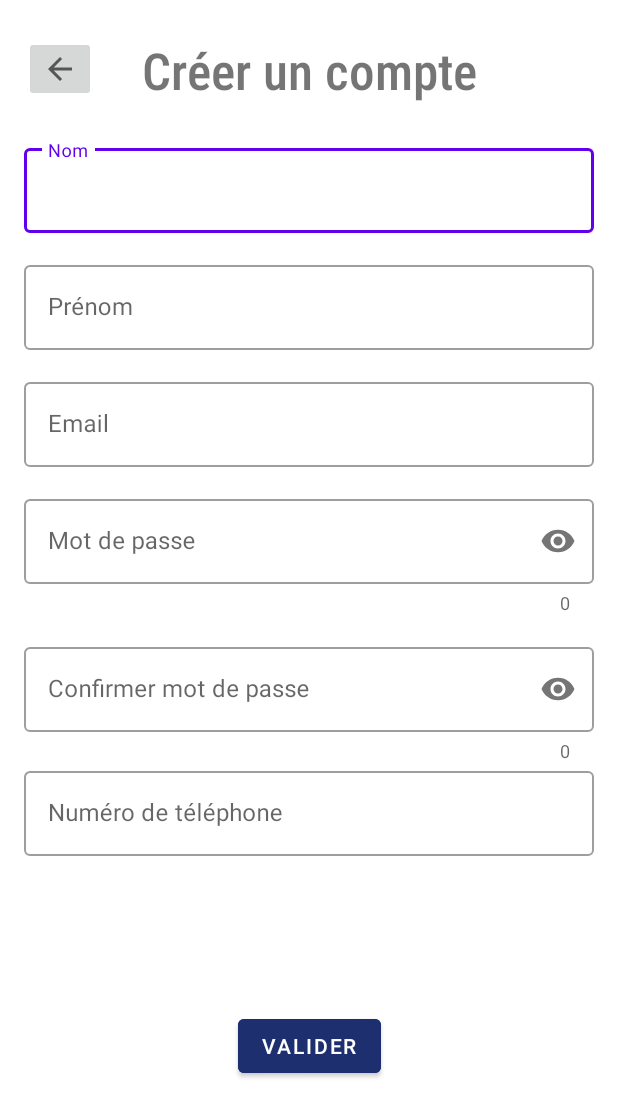
After one commit to Al3xell/LeaderBoard_Android, an Android app: the RegisterActivity screen opened directly, with no data from a screen before it, on a phone screen of 412 x 824 dp. The commit adds this screen. Shown: the top 1117 px of the screen. Run offline under Robolectric (Android 15) with nearby library versions, the phone set to English and light mode, and no system bars; our stand-ins replace Firebase (no records; nobody signed in at launch, a user with empty details on screens opened directly).

Commit message:
Register with email

```diff
--- a/app/build.gradle
+++ b/app/build.gradle
@@ -46,6 +46,8 @@ dependencies {
     implementation 'com.google.firebase:firebase-auth:21.0.3'
     implementation 'com.firebaseui:firebase-ui-auth:7.2.0'
 
+    implementation 'com.google.firebase:firebase-database'
+
     implementation 'com.google.firebase:firebase-firestore'
     // Also declare the dependency for the Google Play services library and specify its version
     implementation 'com.google.android.gms:play-services-auth:20.1.0'
--- a/app/src/main/java/com/example/projet/MainActivity.java
+++ b/app/src/main/java/com/example/projet/MainActivity.java
@@ -25,6 +25,8 @@ public class MainActivity extends AppCompatActivity {
     protected void onCreate(Bundle savedInstanceState) {
         super.onCreate(savedInstanceState);
         setContentView(R.layout.activity_main);
+        setSupportActionBar(findViewById(R.id.toolbar));
+
 
         firebaseAuth = FirebaseAuth.getInstance();
         checkUser();
--- /dev/null
+++ b/app/src/main/java/com/example/projet/RegisterActivity.java
@@ -0,0 +1,254 @@
+package com.example.projet;
+
+import android.content.Intent;
+import android.os.Bundle;
+import android.text.Editable;
+import android.text.TextWatcher;
+import android.util.Log;
+import android.widget.Button;
+import android.widget.EditText;
+import android.widget.ImageButton;
+import android.widget.Toast;
+
+import androidx.appcompat.app.AppCompatActivity;
+
+import com.google.android.material.textfield.TextInputLayout;
+import com.google.firebase.auth.FirebaseAuth;
+import com.google.firebase.auth.FirebaseUser;
+
+public class RegisterActivity extends AppCompatActivity {
+
+    private FirebaseAuth mAuth;
+    private static final String TAG = "EmailPassword";
+
+    EditText firstNameInput;
+    EditText lastNameInput;
+    EditText emailInput;
+    EditText passwordInput;
+    EditText confirmInput;
+    EditText phoneInput;
+
+    TextInputLayout labelFirstName;
+    TextInputLayout labelLastName;
+    TextInputLayout labelEmail;
+    TextInputLayout labelPassword;
+    TextInputLayout labelConfirmPassword;
+    TextInputLayout labelPhone;
+
+    @Override
+    protected void onCreate(Bundle savedInstanceState) {
+        super.onCreate(savedInstanceState);
+        setContentView(R.layout.activity_register);
+
+        ImageButton btnReturn = findViewById(R.id.returnButtonRegister);
+        Button btnSend = findViewById(R.id.sendInfoButton);
+
+        firstNameInput = findViewById(R.id.txtFirstName);
+        lastNameInput = findViewById(R.id.txtLastName);
+        emailInput = findViewById(R.id.txtEmailRegister);
+        passwordInput = findViewById(R.id.txtPasswordRegister);
+        confirmInput = findViewById(R.id.txtConfirmPassword);
+        phoneInput = findViewById(R.id.txtPhone);
+
+        labelFirstName = findViewById(R.id.inputFirstName);
+        labelLastName = findViewById(R.id.inputLastName);
+        labelEmail = findViewById(R.id.inputEmailRegister);
+        labelPassword = findViewById(R.id.inputPassword);
+        labelConfirmPassword = findViewById(R.id.inputConfirmPasword);
+        labelPhone = findViewById(R.id.inputPhone);
+        mAuth = FirebaseAuth.getInstance();
+
+        emailInput.setText(getIntent().getStringExtra("Email"));
+        passwordInput.setText(getIntent().getStringExtra("Password"));
+
+        btnReturn.setOnClickListener(back -> {
+            startActivity(new Intent(RegisterActivity.this,LoginActivity.class));
+            finish();
+        });
+
+        btnSend.setOnClickListener(send -> {
+            if(!labelEmail.isErrorEnabled() && !emailInput.getText().toString().equals("")
+            && !labelConfirmPassword.isErrorEnabled() && !confirmInput.getText().toString().equals("")
+            && !labelFirstName.isErrorEnabled() && !firstNameInput.getText().toString().equals("")
+            && !labelLastName.isErrorEnabled() && !lastNameInput.getText().toString().equals("")
+            && !labelPassword.isErrorEnabled() && !passwordInput.getText().toString().equals("")
+            && !labelPhone.isErrorEnabled() && !phoneInput.getText().toString().equals(""))
+            {
+                createAccount(emailInput.getText().toString(), passwordInput.getText().toString());
+            }
+        });
+        setupFloatingLabelError();
+    }
+    boolean isEmailValid(CharSequence email) {
+        return android.util.Patterns.EMAIL_ADDRESS.matcher(email).matches();
+    }
+    private void setupFloatingLabelError() {
+
+        labelFirstName.getEditText().addTextChangedListener(new TextWatcher() {
+            // ...
+            @Override
+            public void onTextChanged(CharSequence text, int start, int count, int after) {
+                if (text.length() == 0 ) {
+                    labelFirstName.setError("Prénom requis");
+                    labelFirstName.setErrorEnabled(true);
+                } else {
+                    labelFirstName.setErrorEnabled(false);
+                }
+            }
+            @Override
+            public void beforeTextChanged(CharSequence s, int start, int count, int after) {
+            }
+
+            @Override
+            public void afterTextChanged(Editable s) {
+
+            }
+        });
+        labelLastName.getEditText().addTextChangedListener(new TextWatcher() {
+            // ...
+            @Override
+            public void onTextChanged(CharSequence text, int start, int count, int after) {
+                if (text.length() == 0 ) {
+                    labelLastName.setError("Nom requis");
+                    labelLastName.setErrorEnabled(true);
+                } else {
+                    labelLastName.setErrorEnabled(false);
+                }
+            }
+            @Override
+            public void beforeTextChanged(CharSequence s, int start, int count, int after) {
+            }
+
+            @Override
+            public void afterTextChanged(Editable s) {
+
+            }
+        });
+        labelEmail.getEditText().addTextChangedListener(new TextWatcher() {
+            // ...
+            @Override
+            public void onTextChanged(CharSequence text, int start, int count, int after) {
+                if (text.length() == 0 ) {
+                    labelFirstName.setError("Mot de passe requis");
+                    labelFirstName.setErrorEnabled(true);
+                }
+                else if (!isEmailValid(emailInput.getText().toString())) {
+                    labelEmail.setError("Email Invalid");
+                    labelEmail.setErrorEnabled(true);
+                } else {
+                    labelEmail.setErrorEnabled(false);
+                }
+            }
+            @Override
+            public void beforeTextChanged(CharSequence s, int start, int count, int after) {
+            }
+
+            @Override
+            public void afterTextChanged(Editable s) {
+
+            }
+        });
+        labelPassword.getEditText().addTextChangedListener(new TextWatcher() {
+            // ...
+            @Override
+            public void onTextChanged(CharSequence text, int start, int count, int after) {
+                if (text.length() == 0 ) {
+                    labelPassword.setError("Mot de passe requis");
+                    labelPassword.setErrorEnabled(true);
+                }
+                else if (text.length() < 6) {
+                    labelPassword.setError("Le mot de passe doit être de 6 caractères minimums");
+                    labelPassword.setErrorEnabled(true);
+                }
+
+                else {
+                    labelPassword.setErrorEnabled(false);
+                }
+            }
+            @Override
+            public void beforeTextChanged(CharSequence s, int start, int count, int after) {
+            }
+
+            @Override
+            public void afterTextChanged(Editable s) {
+
+            }
+        });
+        labelConfirmPassword.getEditText().addTextChangedListener(new TextWatcher() {
+            // ...
+            @Override
+            public void onTextChanged(CharSequence text, int start, int count, int after) {
+                if (text.length() == 0 ) {
+                    labelConfirmPassword.setError("Confirmation requise");
+                    labelConfirmPassword.setErrorEnabled(true);
+                }
+                else if (!passwordInput.getText().toString().equals(confirmInput.getText().toString())){
+                    labelConfirmPassword.setError("Les mots de passes ne correspondent pas");
+                    labelConfirmPassword.setErrorEnabled(true);
+                }
+
+                else {
+                    labelConfirmPassword.setErrorEnabled(false);
+                }
+            }
+            @Override
+            public void beforeTextChanged(CharSequence s, int start, int count, int after) {
+            }
+
+            @Override
+            public void afterTextChanged(Editable s) {
+
+            }
+        });
+        labelPhone.getEditText().addTextChangedListener(new TextWatcher() {
+            // ...
+            @Override
+            public void onTextChanged(CharSequence text, int start, int count, int after) {
+                if (text.length() == 0 ) {
+                    labelPhone.setError("Numéro de téléphone requis requis");
+                    labelPhone.setErrorEnabled(true);
+                } else {
+                    labelPhone.setErrorEnabled(false);
+                }
+            }
+            @Override
+            public void beforeTextChanged(CharSequence s, int start, int count, int after) {
+            }
+
+            @Override
+            public void afterTextChanged(Editable s) {
+
+            }
+        });
+    }
+    private void createAccount(String email, String password) {
+        // [START create_user_with_email]
+        mAuth.createUserWithEmailAndPassword(email, password)
+                .addOnCompleteListener(this, task -> {
+                    if (task.isSuccessful()) {
+                        // Sign in success, update UI with the signed-in user's information
+                        Log.d(TAG, "createUserWithEmail:success");
+                        FirebaseUser user = mAuth.getCurrentUser();
+                        sendEmailVerification();
+                        startActivity(new Intent(RegisterActivity.this, MainActivity.class));
+                        finish();
+                    } else {
+                        // If sign in fails, display a message to the user.
+                        Log.w(TAG, "createUserWithEmail:failure", task.getException());
+                        Toast.makeText(RegisterActivity.this, "Register failed.",
+                                Toast.LENGTH_SHORT).show();
+                    }
+                });
+        // [END create_user_with_email]
+    }
+    private void sendEmailVerification() {
+        // Send verification email
+        // [START send_email_verification]
+        final FirebaseUser user = mAuth.getCurrentUser();
+        user.sendEmailVerification()
+                .addOnCompleteListener(this, task -> {
+                    // Email sent
+                });
+        // [END send_email_verification]
+    }
+}
--- /dev/null
+++ b/app/src/main/res/layout/activity_register.xml
@@ -0,0 +1,176 @@
+<?xml version="1.0" encoding="utf-8"?>
+<androidx.constraintlayout.widget.ConstraintLayout xmlns:android="http://schemas.android.com/apk/res/android"
+    xmlns:app="http://schemas.android.com/apk/res-auto"
+    xmlns:tools="http://schemas.android.com/tools"
+    android:layout_width="match_parent"
+    android:layout_height="match_parent"
+    tools:context=".RegisterActivity">
+
+    <TextView
+        android:id="@+id/textView"
+        android:layout_width="wrap_content"
+        android:layout_height="wrap_content"
+        android:layout_marginTop="24dp"
+        android:fontFamily="sans-serif-condensed-medium"
+        android:text="Créer un compte"
+        android:textAlignment="center"
+        android:textSize="34sp"
+        app:layout_constraintEnd_toEndOf="parent"
+        app:layout_constraintStart_toStartOf="parent"
+        app:layout_constraintTop_toTopOf="parent" />
+
+    <ImageButton
+        android:id="@+id/returnButtonRegister"
+        android:layout_width="wrap_content"
+        android:layout_height="wrap_content"
+        android:layout_marginStart="16dp"
+        android:layout_marginTop="24dp"
+        app:layout_constraintStart_toStartOf="parent"
+        app:layout_constraintTop_toTopOf="parent"
+        app:srcCompat="?attr/homeAsUpIndicator" />
+
+    <com.google.android.material.textfield.TextInputLayout
+        android:id="@+id/inputLastName"
+        style="@style/Widget.MaterialComponents.TextInputLayout.OutlinedBox"
+        android:layout_width="0dp"
+        android:layout_height="wrap_content"
+        android:layout_marginStart="16dp"
+        android:layout_marginTop="24dp"
+        android:layout_marginEnd="16dp"
+        android:hint="Nom"
+        app:layout_constraintEnd_toEndOf="parent"
+        app:layout_constraintStart_toStartOf="parent"
+        app:layout_constraintTop_toBottomOf="@+id/textView">
+
+        <com.google.android.material.textfield.TextInputEditText
+            android:id="@+id/txtLastName"
+            android:layout_width="match_parent"
+            android:layout_height="wrap_content"
+            android:inputType="textPersonName" />
+    </com.google.android.material.textfield.TextInputLayout>
+
+    <com.google.android.material.textfield.TextInputLayout
+        android:id="@+id/inputFirstName"
+        style="@style/Widget.MaterialComponents.TextInputLayout.OutlinedBox"
+        android:layout_width="0dp"
+        android:layout_height="wrap_content"
+        android:layout_marginStart="16dp"
+        android:layout_marginTop="16dp"
+        android:layout_marginEnd="16dp"
+        android:hint="Prénom"
+        app:hintAnimationEnabled="true"
+        app:hintEnabled="true"
+        app:layout_constraintEnd_toEndOf="parent"
+        app:layout_constraintStart_toStartOf="parent"
+        app:layout_constraintTop_toBottomOf="@+id/inputLastName">
+
+        <com.google.android.material.textfield.TextInputEditText
+            android:id="@+id/txtFirstName"
+            android:layout_width="match_parent"
+            android:layout_height="wrap_content"
+            android:inputType="textPersonName" />
+    </com.google.android.material.textfield.TextInputLayout>
+
+    <com.google.android.material.textfield.TextInputLayout
+        android:id="@+id/inputEmailRegister"
+        style="@style/Widget.MaterialComponents.TextInputLayout.OutlinedBox"
+        android:layout_width="0dp"
+        android:layout_height="wrap_content"
+        android:layout_marginStart="16dp"
+        android:layout_marginTop="16dp"
+        android:layout_marginEnd="16dp"
+        android:hint="Email"
+        app:hintAnimationEnabled="true"
+        app:hintEnabled="true"
+        app:layout_constraintEnd_toEndOf="parent"
+        app:layout_constraintStart_toStartOf="parent"
+        app:layout_constraintTop_toBottomOf="@+id/inputFirstName">
+
+        <com.google.android.material.textfield.TextInputEditText
+            android:id="@+id/txtEmailRegister"
+            android:layout_width="match_parent"
+            android:layout_height="wrap_content"
+            android:inputType="textEmailAddress" />
+    </com.google.android.material.textfield.TextInputLayout>
+
+    <com.google.android.material.textfield.TextInputLayout
+        android:id="@+id/inputPassword"
+        style="@style/Widget.MaterialComponents.TextInputLayout.OutlinedBox"
+        android:layout_width="0dp"
+        android:layout_height="wrap_content"
+        android:layout_marginStart="16dp"
+        android:layout_marginTop="16dp"
+        android:layout_marginEnd="16dp"
+        android:hint="Mot de passe"
+        app:counterEnabled="true"
+        app:hintAnimationEnabled="true"
+        app:hintEnabled="true"
+        app:layout_constraintEnd_toEndOf="parent"
+        app:layout_constraintStart_toStartOf="parent"
+        app:layout_constraintTop_toBottomOf="@+id/inputEmailRegister"
+        app:passwordToggleEnabled="true">
+
+        <com.google.android.material.textfield.TextInputEditText
+            android:id="@+id/txtPasswordRegister"
+            android:layout_width="match_parent"
+            android:layout_height="wrap_content"
+            android:inputType="textPassword" />
+    </com.google.android.material.textfield.TextInputLayout>
+
+    <com.google.android.material.textfield.TextInputLayout
+        android:id="@+id/inputConfirmPasword"
+        style="@style/Widget.MaterialComponents.TextInputLayout.OutlinedBox"
+        android:layout_width="0dp"
+        android:layout_height="wrap_content"
+        android:layout_marginStart="16dp"
+        android:layout_marginTop="16dp"
+        android:layout_marginEnd="16dp"
+        android:hint="Confirmer mot de passe"
+        app:counterEnabled="true"
+        app:hintAnimationEnabled="true"
+        app:hintEnabled="true"
+        app:layout_constraintEnd_toEndOf="parent"
+        app:layout_constraintStart_toStartOf="parent"
+        app:layout_constraintTop_toBottomOf="@+id/inputPassword"
+        app:passwordToggleEnabled="true">
+
+        <com.google.android.material.textfield.TextInputEditText
+            android:id="@+id/txtConfirmPassword"
+            android:layout_width="match_parent"
+            android:layout_height="wrap_content"
+            android:inputType="textPassword" />
+    </com.google.android.material.textfield.TextInputLayout>
+
+    <com.google.android.material.textfield.TextInputLayout
+        android:id="@+id/inputPhone"
+        style="@style/Widget.MaterialComponents.TextInputLayout.OutlinedBox"
+        android:layout_width="0dp"
+        android:layout_height="wrap_content"
+        android:layout_marginStart="16dp"
+        android:layout_marginEnd="16dp"
+        android:hint="Numéro de téléphone"
+        app:hintAnimationEnabled="true"
+        app:hintEnabled="true"
+        app:layout_constraintEnd_toEndOf="parent"
+        app:layout_constraintStart_toStartOf="parent"
+        app:layout_constraintTop_toBottomOf="@+id/inputConfirmPasword">
+
+        <com.google.android.material.textfield.TextInputEditText
+            android:id="@+id/txtPhone"
+            android:layout_width="match_parent"
+            android:layout_height="wrap_content"
+            android:inputType="phone" />
+    </com.google.android.material.textfield.TextInputLayout>
+
+    <Button
+        android:id="@+id/sendInfoButton"
+        android:layout_width="wrap_content"
+        android:layout_height="wrap_content"
+        android:backgroundTint="@color/primary"
+        android:text="Valider"
+        app:layout_constraintBottom_toBottomOf="parent"
+        app:layout_constraintEnd_toEndOf="parent"
+        app:layout_constraintStart_toStartOf="parent"
+        app:layout_constraintTop_toBottomOf="@+id/inputPhone" />
+
+</androidx.constraintlayout.widget.ConstraintLayout>
--- a/app/src/main/res/values/dimension.xml
+++ b/app/src/main/res/values-night/dimens.xml
@@ -1,5 +1,5 @@
 <?xml version="1.0" encoding="utf-8"?>
 <resources>
+    <dimen name="topLogin">200sp</dimen>
     <dimen name="topLogo">100sp</dimen>
-
 </resources>
--- a/app/src/main/res/values-night/themes.xml
+++ b/app/src/main/res/values-night/themes.xml
@@ -1,10 +1,10 @@
 <resources xmlns:tools="http://schemas.android.com/tools">
     <!-- Base application theme. -->
-    <style name="Theme.Projet" parent="Theme.MaterialComponents.DayNight.DarkActionBar">
+    <style name="Theme.Projet" parent="Theme.MaterialComponents.NoActionBar">
         <item name="windowActionBar">false</item>
         <item name="windowNoTitle">true</item>
         <!-- Status bar color. -->
-        <item name="android:statusBarColor">@color/dark</item>
+        <item name="android:statusBarColor">@color/light</item>
         <!-- Customize your theme here. -->
     </style>
 </resources>
--- /dev/null
+++ b/app/src/main/res/values/dimens.xml
@@ -0,0 +1,6 @@
+<?xml version="1.0" encoding="utf-8"?>
+<resources>
+    <dimen name="topLogin">200sp</dimen>
+    <dimen name="topLogo">100sp</dimen>
+    <dimen name="half100">50sp</dimen>
+</resources>
--- a/app/src/main/res/values/themes.xml
+++ b/app/src/main/res/values/themes.xml
@@ -1,6 +1,6 @@
 <resources xmlns:tools="http://schemas.android.com/tools">
     <!-- Base application theme. -->
-    <style name="Theme.Projet" parent="Theme.MaterialComponents.DayNight.DarkActionBar">
+    <style name="Theme.Projet" parent="Theme.MaterialComponents.Light.NoActionBar">
         <item name="windowActionBar">false</item>
         <item name="windowNoTitle">true</item>
         <!-- Status bar color. -->
```
Also changed, not shown: app/src/main/AndroidManifest.xml (+13 -6 lines), app/src/main/java/com/example/projet/FirebaseUI.java (+13 -23 lines), app/src/main/java/com/example/projet/LoginActivity.java (added, +93 -0 lines), app/src/main/res/layout/activity_firebase_ui.xml (+11 -9 lines), app/src/main/res/layout/activity_login.xml (added, +110 -0 lines), app/src/main/res/layout/activity_main.xml (+18 -3 lines).
